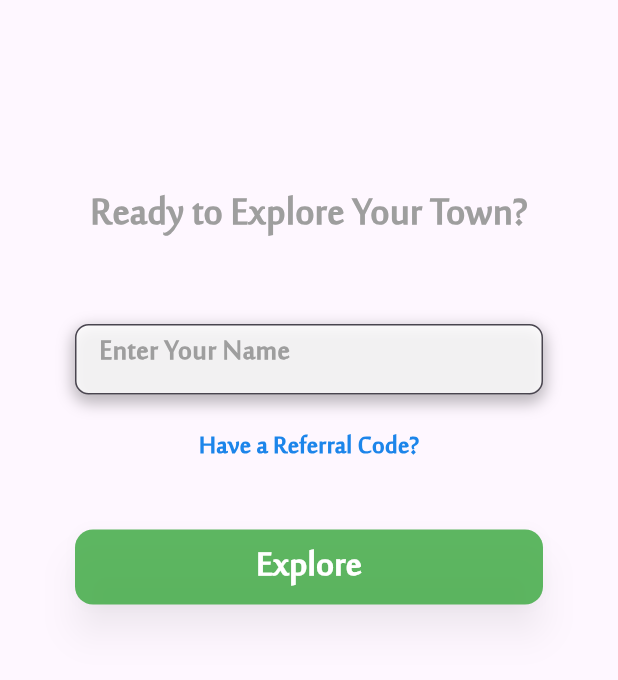
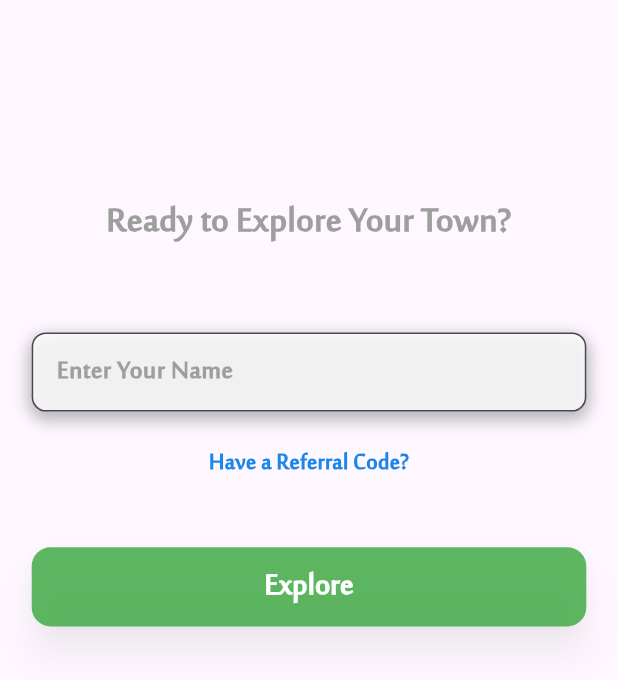
Before and after one commit to AllgoZ/allgoz_customer, a Flutter app: the EnterNamePage screen opened by its route, on a phone screen of 412 x 824 dp. Shown: the top 680 px of the screen. Run offline on Flutter 3.47's test engine with Material 3 defaults, Android fonts, the phone set to English and light mode, and no system bars; our stand-ins replace cloud_firestore, firebase_auth, firebase_core, geolocator, google_sign_in, image_picker and 2 more; missing offline and left inert: android_intent_plus; accounts and stored records are empty.

Commit message:
added loading visualization for google sign and added media query to login and entername

```diff
--- a/lib/entername.dart
+++ b/lib/entername.dart
@@ -23,7 +23,6 @@ class _EnterNamePageState extends State<EnterNamePage> {
     _user = FirebaseAuth.instance.currentUser;
   }
 
-  /// Store user details in Firestore
   Future<void> _submitName(BuildContext context) async {
     if (_nameController.text.trim().isEmpty) {
       _showSnackbar('Please enter your name');
@@ -83,99 +82,161 @@ class _EnterNamePageState extends State<EnterNamePage> {
 
   @override
   Widget build(BuildContext context) {
+    final scaleFactor = MediaQuery.of(context).size.width / 390;
+
     return Scaffold(
       resizeToAvoidBottomInset: false,
       body: Stack(
         fit: StackFit.expand,
         children: [
           Padding(
-            padding: const EdgeInsets.all(20.0),
+            padding: EdgeInsets.all(20.0 * scaleFactor),
             child: Column(
               crossAxisAlignment: CrossAxisAlignment.center,
               children: [
-                const SizedBox(height: 100),
-                const Center(
+                SizedBox(height: 100 * scaleFactor),
+                Center(
                   child: Text(
                     'Ready to Explore Your Town?',
-                    style: TextStyle(fontSize: 32, fontWeight: FontWeight.bold, fontFamily: 'Majalla', color: Colors.grey),
+                    style: TextStyle(
+                      fontSize: 28 * scaleFactor,
+                      fontWeight: FontWeight.bold,
+                      fontFamily: 'Majalla',
+                      color: Colors.grey,
+                    ),
+                    textAlign: TextAlign.center,
                   ),
                 ),
-                const SizedBox(height: 50),
+                SizedBox(height: 50 * scaleFactor),
 
+                // ✅ Name Field
                 Container(
-                  width: 312,
-                  height: 47,
+                  width: double.infinity,
+                  height: 50 * scaleFactor,
                   decoration: BoxDecoration(
-                    borderRadius: BorderRadius.circular(12),
+                    borderRadius: BorderRadius.circular(12 * scaleFactor),
                     color: Colors.white.withOpacity(0.8),
                     boxShadow: const [
-                      BoxShadow(color: Colors.black26, spreadRadius: 2, blurRadius: 8, offset: Offset(0, 4))
+                      BoxShadow(
+                        color: Colors.black26,
+                        spreadRadius: 2,
+                        blurRadius: 8,
+                        offset: Offset(0, 4),
+                      ),
                     ],
                   ),
                   child: TextField(
                     controller: _nameController,
+                    maxLines: 1,
+                    textInputAction: TextInputAction.done,
                     decoration: InputDecoration(
-                      border: OutlineInputBorder(borderRadius: BorderRadius.circular(9)),
+                      contentPadding: EdgeInsets.symmetric(horizontal: 12 * scaleFactor, vertical: 10 * scaleFactor),
+                      border: OutlineInputBorder(
+                        borderRadius: BorderRadius.circular(9 * scaleFactor),
+                      ),
                       hintText: 'Enter Your Name',
-                      hintStyle: const TextStyle(fontFamily: 'Majalla', fontSize: 23, color: Colors.grey),
+                      hintStyle: TextStyle(
+                        fontFamily: 'Majalla',
+                        fontSize: 20 * scaleFactor,
+                        color: Colors.grey,
+                      ),
                       filled: true,
                       fillColor: Colors.transparent,
                     ),
-                    style: const TextStyle(fontFamily: 'Majalla', fontSize: 23, color: Colors.black, fontWeight: FontWeight.bold),
+                    style: TextStyle(
+                      fontFamily: 'Majalla',
+                      fontSize: 20 * scaleFactor,
+                      color: Colors.black,
+                      fontWeight: FontWeight.bold,
+                    ),
                   ),
                 ),
 
-                const SizedBox(height: 20),
+                SizedBox(height: 20 * scaleFactor),
 
                 GestureDetector(
                   onTap: () => setState(() => _showReferralInput = true),
-                  child: const Text(
+                  child: Text(
                     'Have a Referral Code?',
-                    style: TextStyle(fontFamily: 'Majalla', fontSize: 21, color: Color(0xFF1C85EA), fontWeight: FontWeight.bold),
+                    style: TextStyle(
+                      fontFamily: 'Majalla',
+                      fontSize: 18 * scaleFactor,
+                      color: const Color(0xFF1C85EA),
+                      fontWeight: FontWeight.bold,
+                    ),
                   ),
                 ),
 
                 if (_showReferralInput)
                   Container(
-                    width: 312,
-                    height: 47,
-                    margin: const EdgeInsets.only(top: 20),
+                    width: double.infinity,
+                    height: 50 * scaleFactor,
+                    margin: EdgeInsets.only(top: 20 * scaleFactor),
                     decoration: BoxDecoration(
-                      borderRadius: BorderRadius.circular(12),
+                      borderRadius: BorderRadius.circular(12 * scaleFactor),
                       color: Colors.white.withOpacity(0.8),
                       boxShadow: const [
-                        BoxShadow(color: Colors.black26, spreadRadius: 2, blurRadius: 8, offset: Offset(0, 4))
+                        BoxShadow(
+                          color: Colors.black26,
+                          spreadRadius: 2,
+                          blurRadius: 8,
+                          offset: Offset(0, 4),
+                        ),
                       ],
                     ),
                     child: TextField(
                       controller: _referralController,
+                      textInputAction: TextInputAction.done,
                       decoration: InputDecoration(
-                        border: OutlineInputBorder(borderRadius: BorderRadius.circular(12), borderSide: BorderSide.none),
+                        contentPadding: EdgeInsets.symmetric(horizontal: 12 * scaleFactor, vertical: 10 * scaleFactor),
+                        border: OutlineInputBorder(
+                          borderRadius: BorderRadius.circular(12 * scaleFactor),
+                          borderSide: BorderSide.none,
+                        ),
                         hintText: 'Enter Referral Code',
-                        hintStyle: const TextStyle(fontFamily: 'Majalla', fontWeight: FontWeight.bold, fontSize: 22, color: Colors.grey),
+                        hintStyle: TextStyle(
+                          fontFamily: 'Majalla',
+                          fontWeight: FontWeight.bold,
+                          fontSize: 18 * scaleFactor,
+                          color: Colors.grey,
+                        ),
                         filled: true,
                         fillColor: Colors.transparent,
                       ),
-                      style: const TextStyle(fontFamily: 'Majalla', fontSize: 22, color: Colors.black),
+                      style: TextStyle(
+                        fontFamily: 'Majalla',
+                        fontSize: 18 * scaleFactor,
+                        color: Colors.black,
+                      ),
                     ),
                   ),
 
-                const SizedBox(height: 40),
+                SizedBox(height: 40 * scaleFactor),
 
-                ElevatedButton(
+                SizedBox(
+                  width: double.infinity,
+                  child: ElevatedButton(
                     onPressed: _isLoading ? null : () => _submitName(context),
                     style: ElevatedButton.styleFrom(
                       backgroundColor: const Color(0xFF4CAF50).withOpacity(0.9),
-                    minimumSize: const Size(312, 50),
-                    shape: RoundedRectangleBorder(borderRadius: BorderRadius.circular(12)),
+                      minimumSize: Size(double.infinity, 50 * scaleFactor),
+                      shape: RoundedRectangleBorder(
+                        borderRadius: BorderRadius.circular(12 * scaleFactor),
+                      ),
                       shadowColor: Colors.black.withOpacity(0.3),
                       elevation: 10,
                     ),
                     child: _isLoading
                         ? const CircularProgressIndicator(color: Colors.white)
-                      : const Text(
+                        : Text(
                       'Explore',
-                    style: TextStyle(fontFamily: 'Majalla', fontSize: 30, color: Colors.white, fontWeight: FontWeight.bold),
+                      style: TextStyle(
+                        fontFamily: 'Majalla',
+                        fontSize: 24 * scaleFactor,
+                        color: Colors.white,
+                        fontWeight: FontWeight.bold,
+                      ),
+                    ),
                   ),
                 ),
               ],
```
Also changed, not shown: lib/login.dart (+58 -16 lines). Lines whose indentation alone changed are shown as unchanged.
